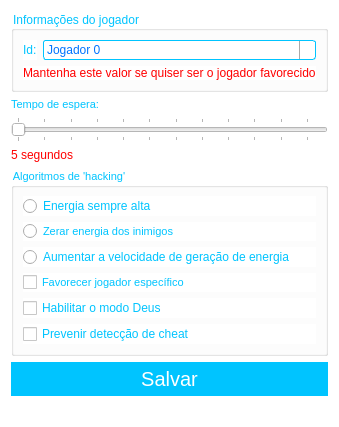
The window that ui/frmsettings.ui (lucasvmx/Spark) describes before a commit, drawn with Qt 5.
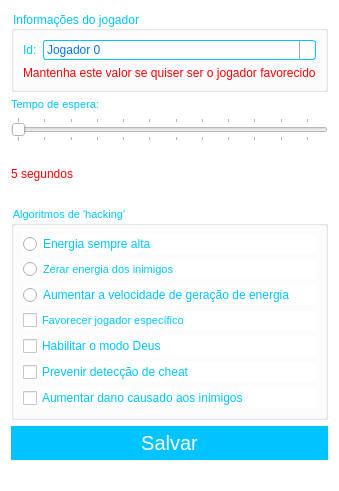
The same window after the commit. Icons and pictures are not drawn.

Commit message: chore: :zap: corrige icones e ajusta fontes na interface

```diff
--- a/ui/frmsettings.ui
+++ b/ui/frmsettings.ui
@@ -6,8 +6,8 @@
    <rect>
     <x>0</x>
     <y>0</y>
-    <width>324</width>
-    <height>408</height>
+    <width>329</width>
+    <height>491</height>
    </rect>
   </property>
   <property name="windowTitle">
@@ -328,6 +328,13 @@
         </property>
        </widget>
       </item>
+      <item row="7" column="0">
+       <widget class="QCheckBox" name="checkBox_increase_damage">
+        <property name="text">
+         <string>Aumentar dano causado aos inimigos</string>
+        </property>
+       </widget>
+      </item>
      </layout>
     </widget>
    </item>
```
Left out of the diff: 15 changed lines with no effect on the pictures. The commit also changes 3 other files.
